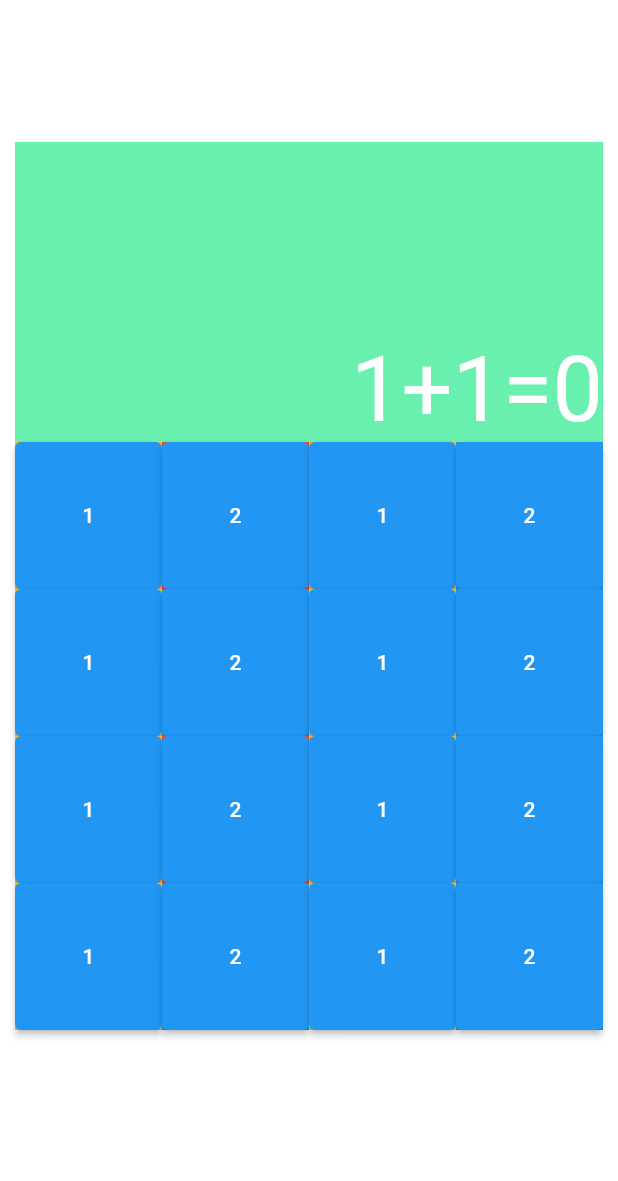
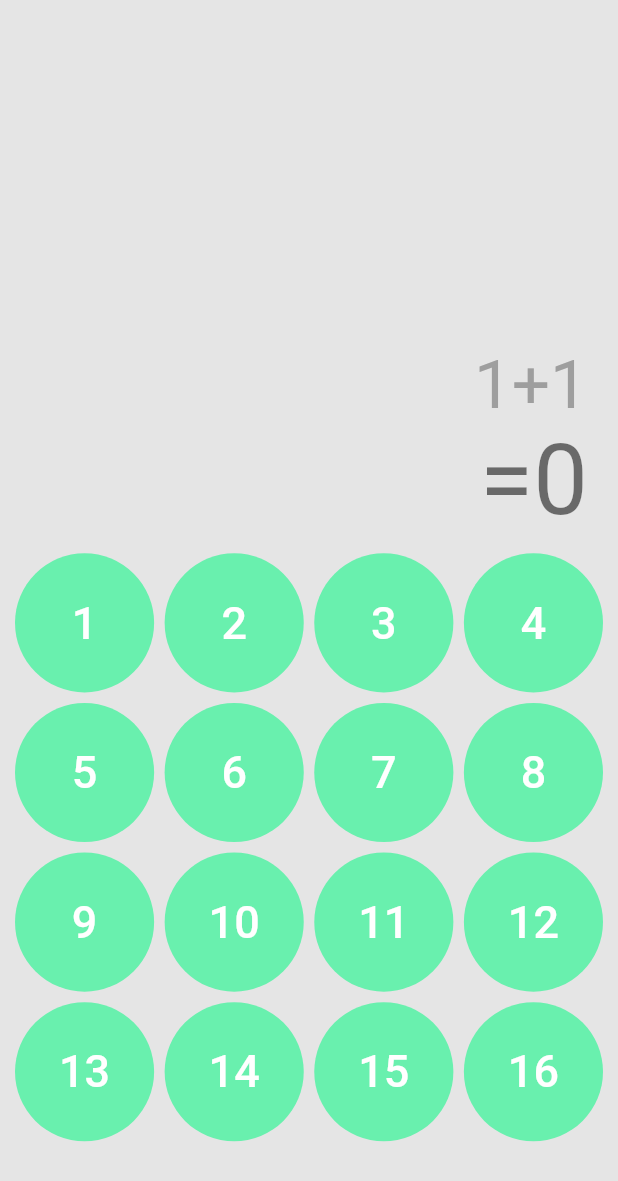
Before and after one commit to s4nk37/flutter_calculator, a Flutter app: the screen it shows after launch, on a phone screen of 412 x 824 dp. Shown: the top 1181 px of the screen. Run offline on Flutter 3.47's test engine with Material 2 defaults, Android fonts, the phone set to English and light mode, and no system bars.

Commit message:
UI Building

```diff
--- a/lib/main.dart
+++ b/lib/main.dart
@@ -10,9 +10,8 @@ class MyApp extends StatelessWidget {
     return MaterialApp(
       debugShowCheckedModeBanner: false,
       theme: ThemeData(
-        brightness: Brightness.dark,
-        primaryColor: Color(0xffe5e5e5),
-        backgroundColor: Colors.black,
+        brightness: Brightness.light,
+        primaryColor: const Color(0xffe5e5e5),
       ),
       title: 'Calculator',
       home: Calculator(),
@@ -28,66 +27,89 @@ class Calculator extends StatefulWidget {
 }
 
 class _CalculatorState extends State<Calculator> {
-
-  Widget x({color,num}){
-    return SizedBox(
-      height: 400,
-      width: 400,
-      child: Container(
-        color: color,
-
-        child: ElevatedButton(
-          child: Text(num),
-          onPressed: (){},
+  Widget myButton({color, text}) {
+    return ElevatedButton(
+      style: ElevatedButton.styleFrom(
+        primary: color,
+        shadowColor: Colors.transparent,
+        shape: RoundedRectangleBorder(
+          borderRadius: BorderRadius.circular(100.0),
         ),
       ),
+      child: Text(
+        text.toString(),
+        style: TextStyle(fontSize: 30.0),
+      ),
+      onPressed: () {},
     );
   }
-
 
   @override
   Widget build(BuildContext context) {
     return Scaffold(
-      // appBar: AppBar(),
-      backgroundColor: Colors.white,
+      backgroundColor: const Color(0xffe5e5e5),
       body: Container(
         padding: EdgeInsets.fromLTRB(10.0, 35.0, 10.0, 10.0),
         child: Column(
           mainAxisAlignment: MainAxisAlignment.center,
           crossAxisAlignment: CrossAxisAlignment.stretch,
           children: [
-            Expanded(flex:4,child: Stack(
+            Expanded(
+                flex: 6,
+                child: Padding(
+                  padding: const EdgeInsets.all(10.0),
+                  child: Stack(
                     alignment: Alignment.bottomRight,
                     children: [
                       Container(
                         height: 200,
-                  color: Colors.greenAccent,
+                        color: Colors.transparent,
                       ),
-                const Text('1+1=0',style: TextStyle(fontSize: 60.0),),
+                      Column(
+                        mainAxisAlignment: MainAxisAlignment.end,
+                        crossAxisAlignment: CrossAxisAlignment.end,
+                        children: [
+                          Text(
+                            '1+1',
+                            style:
+                                TextStyle(fontSize: 45.0, color: Colors.grey),
+                          ),
+                          Text(
+                            '=0',
+                            style: TextStyle(
+                                fontSize: 65.0, color: Colors.black54),
+                          ),
                         ],
-
+                      ),
+                    ],
+                  ),
                 )),
-            Expanded(flex:8,child:GridView.count(
+            Expanded(
+              flex: 8,
+              child: GridView.count(
                 crossAxisCount: 4,
+                crossAxisSpacing: 7.0,
+                mainAxisSpacing: 7.0,
                 children: [
-                x(color: Colors.amber,num:1.toString()),
-                x(color: Colors.red,num:2.toString()),
-                x(color: Colors.amber,num:1.toString()),
-                x(color: Colors.blue,num:2.toString()),
-                x(color: Colors.amber,num:1.toString()),
-                x(color: Colors.blue,num:2.toString()),
-                x(color: Colors.amber,num:1.toString()),
-                x(color: Colors.blue,num:2.toString()),
-                x(color: Colors.amber,num:1.toString()),
-                x(color: Colors.red,num:2.toString()),
-                x(color: Colors.amber,num:1.toString()),
-                x(color: Colors.blue,num:2.toString()),
-                x(color: Colors.amber,num:1.toString()),
-                x(color: Colors.blue,num:2.toString()),
-                x(color: Colors.amber,num:1.toString()),
-                x(color: Colors.blue,num:2.toString()),
+                  myButton(color: Colors.greenAccent, text: 1),
+                  myButton(color: Colors.greenAccent, text: 2),
+                  myButton(color: Colors.greenAccent, text: 3),
+                  myButton(color: Colors.greenAccent, text: 4),
+                  myButton(color: Colors.greenAccent, text: 5),
+                  myButton(color: Colors.greenAccent, text: 6),
+                  myButton(color: Colors.greenAccent, text: 7),
+                  myButton(color: Colors.greenAccent, text: 8),
+                  myButton(color: Colors.greenAccent, text: 9),
+                  myButton(color: Colors.greenAccent, text: 10),
+                  myButton(color: Colors.greenAccent, text: 11),
+                  myButton(color: Colors.greenAccent, text: 12),
+                  myButton(color: Colors.greenAccent, text: 13),
+                  myButton(color: Colors.greenAccent, text: 14),
+                  myButton(color: Colors.greenAccent, text: 15),
+                  myButton(color: Colors.greenAccent, text: 16),
                 ],
-            ),),
+              ),
+            ),
           ],
         ),
       ),
```
Lines whose indentation alone changed are shown as unchanged.
